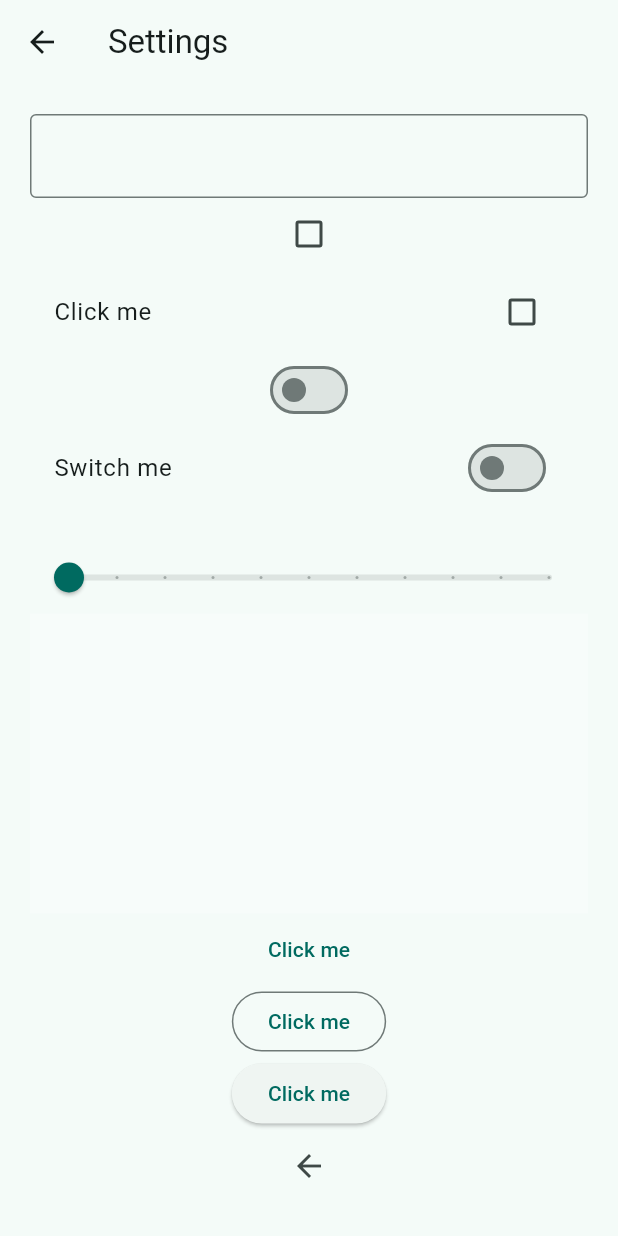
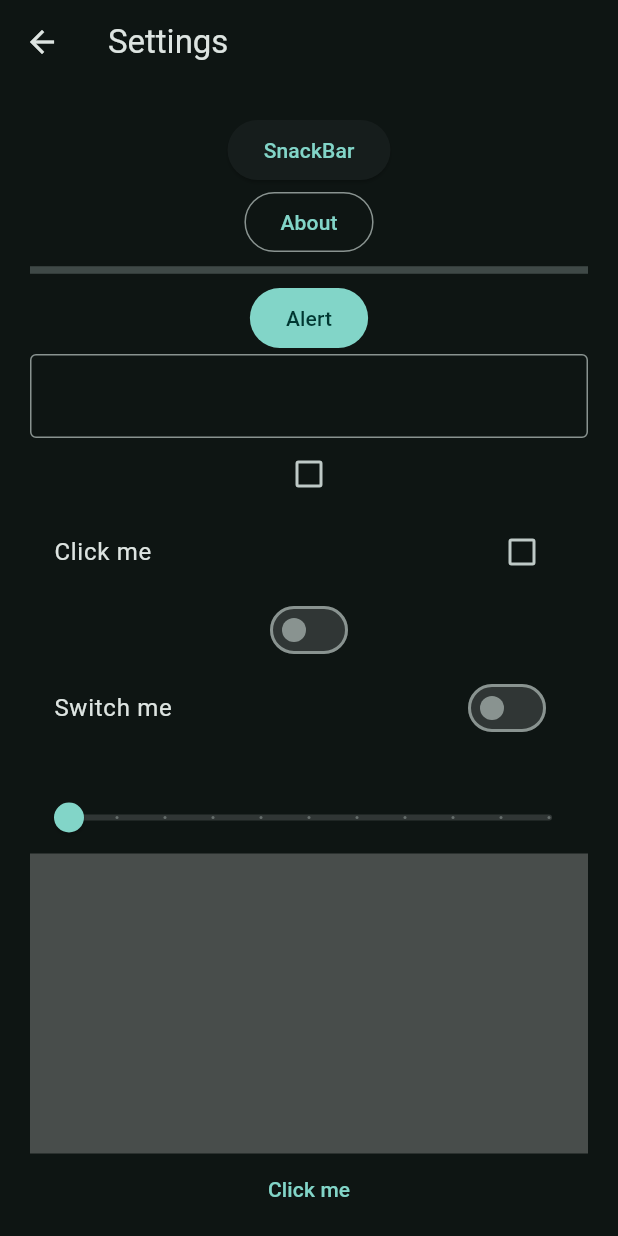
Before and after one commit to deev-narayan/Learn_Flutter, a Flutter app: the screen it shows after launch, after a tap on "Login", after a tap on the "settings" icon, on a phone screen of 412 x 824 dp. Run offline on Flutter 3.47's test engine with Material 3 defaults, Android fonts, the phone set to English and light mode, and no system bars; network calls fail.

Commit message:
all the basics of flutter made

```diff
--- a/lib/main.dart
+++ b/lib/main.dart
@@ -1,7 +1,6 @@
 import 'package:flutter/material.dart';
 import 'package:recap/data/notifires.dart';
 import 'package:recap/views/welcom_page.dart';
-import 'package:recap/views/widget_tree.dart';
 
 void main() {
   runApp(const MyApp());
@@ -25,7 +24,7 @@ class _MyAppState extends State<MyApp> {
           theme: ThemeData(
             colorScheme: ColorScheme.fromSeed(
               seedColor: Colors.teal,
-              brightness: value == true ? Brightness.dark : Brightness.light,
+              brightness: value == true ? Brightness.light : Brightness.dark,
             ),
           ),
           home: WelcomePage(),
--- /dev/null
+++ b/lib/views/pages/hero_widget.dart
@@ -0,0 +1,25 @@
+import 'package:flutter/material.dart';
+
+class HeroWidget extends StatefulWidget {
+  const HeroWidget({super.key});
+
+  @override
+  State<HeroWidget> createState() => _HeroWidgetState();
+}
+
+class _HeroWidgetState extends State<HeroWidget> {
+  @override
+  Widget build(BuildContext context) {
+    return Hero(
+      tag: 'hero1',
+      child: ClipRRect(
+        borderRadius: BorderRadius.circular(20.0),
+        child: Image.network(
+          "https://images.unsplash.com/photo-1751076547572-93724b31cfe2?q=80&w=1742&auto=format&fit=crop&ixlib=rb-4.1.0&ixid=M3wxMjA3fDB8MHxwaG90by1wYWdlfHx8fGVufDB8fHx8fA%3D%3D",
+          color: Colors.teal,
+          colorBlendMode: BlendMode.modulate,
+        ),
+      ),
+    );
+  }
+}
--- a/lib/views/pages/home_page.dart
+++ b/lib/views/pages/home_page.dart
@@ -1,10 +1,35 @@
 import 'package:flutter/material.dart';
+import 'package:recap/data/constants.dart';
+import 'package:recap/views/pages/hero_widget.dart';
 
 class HomePage extends StatelessWidget {
   const HomePage({super.key});
 
   @override
   Widget build(BuildContext context) {
-    return Center(child: Text("Home Page"));
+    return Padding(
+      padding: EdgeInsets.all(20.0),
+      child: Column(
+        children: [
+          HeroWidget(),
+          Container(
+            width: double.infinity,
+            padding: EdgeInsets.symmetric(vertical: 20),
+            child: Card(
+              child: Padding(
+                padding: EdgeInsets.all(20),
+                child: Column(
+                  crossAxisAlignment: CrossAxisAlignment.start,
+                  children: [
+                    Text("Base line", style: KTextStyle.titleText),
+                    Text("Another baseline", style: KTextStyle.descripText),
+                  ],
+                ),
+              ),
+            ),
+          ),
+        ],
+      ),
+    );
   }
 }
--- a/lib/views/pages/setting_page.dart
+++ b/lib/views/pages/setting_page.dart
@@ -29,6 +29,55 @@ class _SettingPageState extends State<SettingPage> {
         child: SingleChildScrollView(
           child: Column(
             children: [
+              ElevatedButton(
+                onPressed: () {
+                  ScaffoldMessenger.of(context).showSnackBar(
+                    SnackBar(
+                      content: Text("Snackbar"),
+                      duration: Duration(seconds: 5),
+                      behavior: SnackBarBehavior.floating,
+                    ),
+                  );
+                },
+                child: Text("SnackBar"),
+              ),
+              OutlinedButton(
+                onPressed: () {
+                  showDialog(
+                    context: context,
+                    builder: (context) {
+                      return AboutDialog();
+                    },
+                  );
+                },
+                child: Text("About"),
+              ),
+              Divider(
+                thickness: 5.0,
+                //endIndent: 200,
+              ),
+              FilledButton(
+                onPressed: () {
+                  showDialog(
+                    context: context,
+                    builder: (context) {
+                      return AlertDialog(
+                        title: Text("Alert"),
+                        content: Text("You pressed wrong button"),
+                        actions: [
+                          OutlinedButton(
+                            onPressed: () {
+                              Navigator.pop(context);
+                            },
+                            child: Text("close"),
+                          ),
+                        ],
+                      );
+                    },
+                  );
+                },
+                child: Text("Alert"),
+              ),
               TextField(
                 controller: controller,
                 decoration: InputDecoration(border: OutlineInputBorder()),
--- a/lib/views/welcom_page.dart
+++ b/lib/views/welcom_page.dart
@@ -1,4 +1,5 @@
 import 'package:flutter/material.dart';
+import 'package:recap/views/pages/hero_widget.dart';
 import 'package:recap/views/widget_tree.dart';
 
 class WelcomePage extends StatefulWidget {
@@ -18,12 +19,7 @@ class _WelcomePageState extends State<WelcomePage> {
           mainAxisAlignment: MainAxisAlignment.center,
           crossAxisAlignment: CrossAxisAlignment.center,
           children: [
-            ClipRRect(
-              borderRadius: BorderRadius.circular(20.0),
-              child: Image.network(
-                "https://images.unsplash.com/photo-1751076547572-93724b31cfe2?q=80&w=1742&auto=format&fit=crop&ixlib=rb-4.1.0&ixid=M3wxMjA3fDB8MHxwaG90by1wYWdlfHx8fGVufDB8fHx8fA%3D%3D",
-              ),
-            ),
+            HeroWidget(),
             FilledButton(
               onPressed: () {
                 Navigator.pushReplacement(
```
Also changed, not shown: lib/data/constants.dart (added, +11 -0 lines), lib/views/pages/profile_page.dart (+18 -1 lines), 2 other files.
